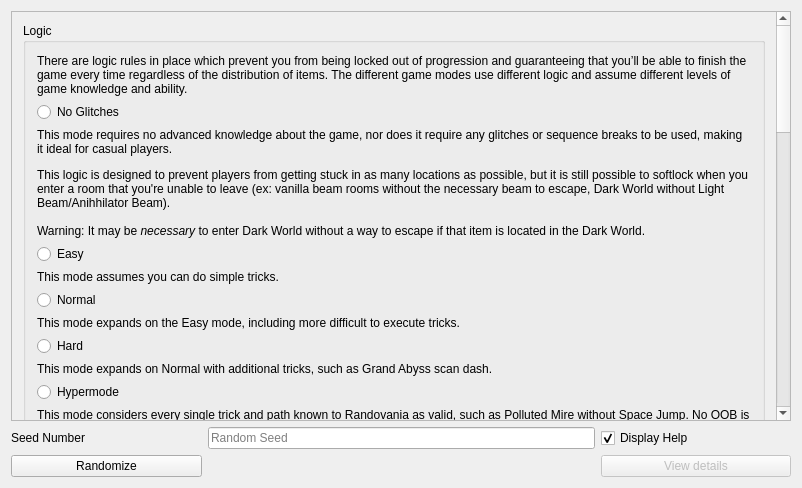
This is randovania/gui/layout_generator_window.ui in randovania/randovania as Qt 5 draws it before an edit. The edited form follows.
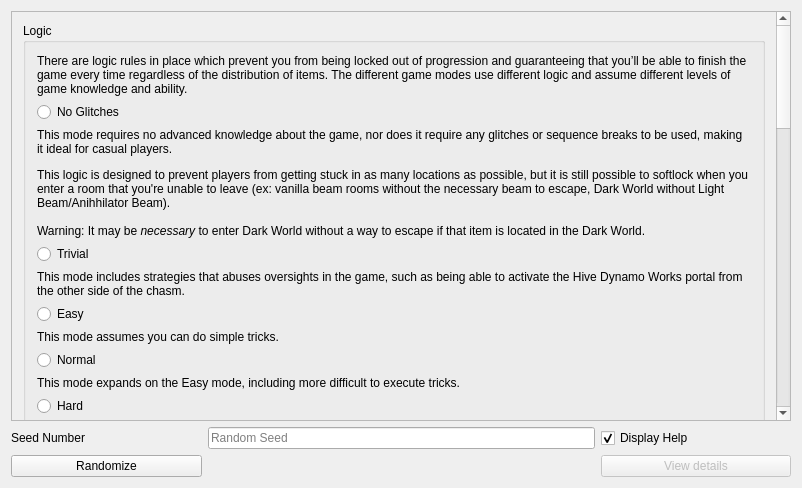
This is the edited form.

Commit message: Add Trivial/Hypermode difficulties

```diff
--- a/randovania/gui/layout_generator_window.ui
+++ b/randovania/gui/layout_generator_window.ui
@@ -55,7 +55,7 @@
          <x>0</x>
          <y>0</y>
          <width>765</width>
-         <height>1258</height>
+         <height>1313</height>
         </rect>
        </property>
        <layout class="QVBoxLayout" name="verticalLayout_2">
@@ -101,6 +101,23 @@
              </property>
             </widget>
            </item>
+           <item>
+            <widget class="QRadioButton" name="logic_trivial_radio">
+             <property name="text">
+              <string>Trivial</string>
+             </property>
+            </widget>
+           </item>
+           <item>
+            <widget class="QLabel" name="logic_trivial_label">
+             <property name="text">
+              <string>&lt;html&gt;&lt;head/&gt;&lt;body&gt;&lt;p&gt;This mode includes strategies that abuses oversights in the game, such as being able to activate the Hive Dynamo Works portal from the other side of the chasm.&lt;/p&gt;&lt;/body&gt;&lt;/html&gt;</string>
+             </property>
+             <property name="wordWrap">
+              <bool>true</bool>
+             </property>
+            </widget>
+           </item>
            <item>
             <widget class="QRadioButton" name="logic_easy_radio">
              <property name="text">
```
The commit also changes 3 other files.
